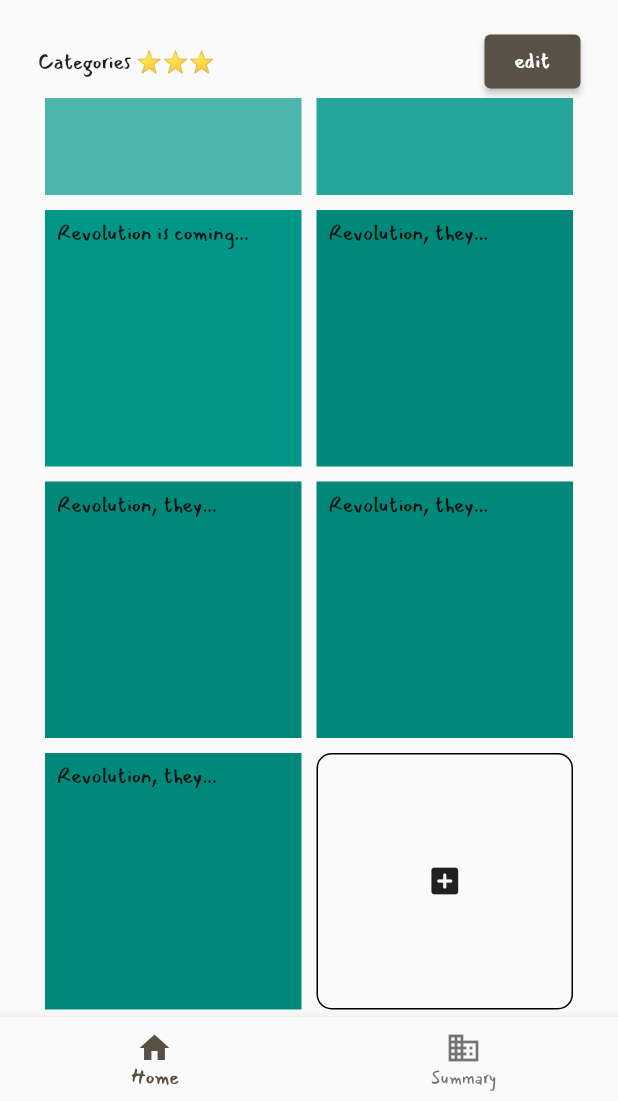
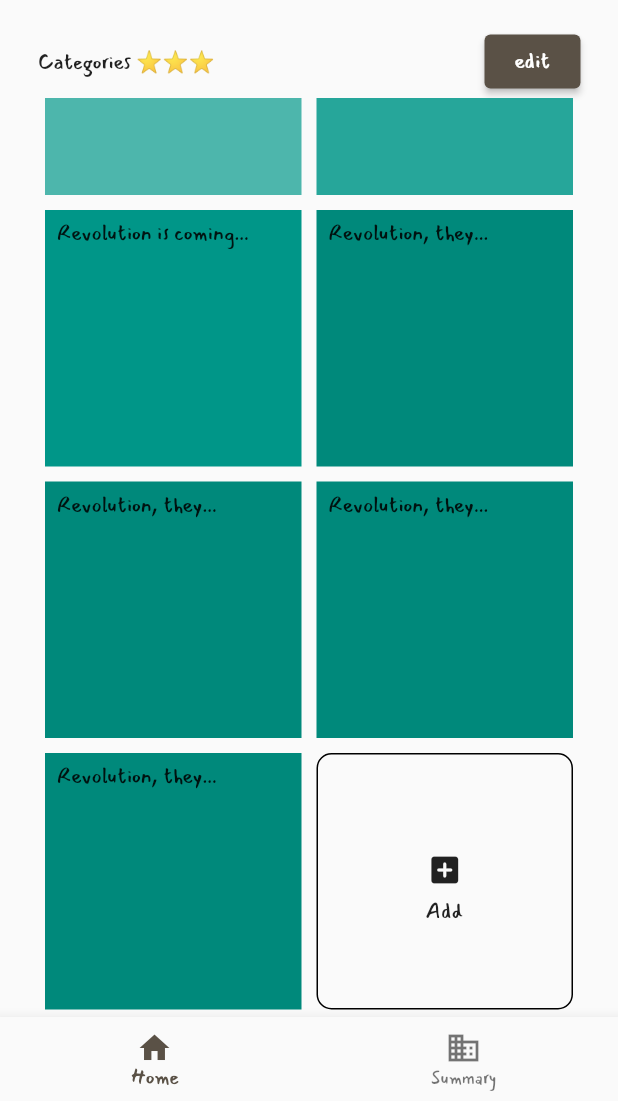
Before and after one commit to supawadee0789/money-daily, a Flutter app: the screen it shows after launch, scrolled down 292 dp, on a phone screen of 412 x 824 dp, the part 135-1236 px from its top. Run offline on Flutter 3.47's test engine with Material 2 defaults, Android fonts, the phone set to English and light mode, and no system bars; our stand-ins replace bloc, flutter_bloc.

Commit message:
adjust add button

```diff
--- a/lib/home/bottomNav/bottomNav.dart
+++ b/lib/home/bottomNav/bottomNav.dart
@@ -21,7 +21,6 @@ class BottomNav extends StatelessWidget {
             ),
           ],
           currentIndex: state.index,
-          // selectedItemColor: Colors.amber[800],
           onTap: (id) => BlocProvider.of<BottomnavCubit>(context).goTo(id),
         );
       },
--- a/lib/home/homeContent.dart
+++ b/lib/home/homeContent.dart
@@ -92,8 +92,18 @@ class HomeContent extends StatelessWidget {
                       decoration: BoxDecoration(
                           border: Border.all(),
                           borderRadius: BorderRadius.circular(10)),
-                      // color: Colors.teal[600],
-                      child: const Center(child: Icon(Icons.add_box_rounded)),
+                      child: Center(
+                        child: Column(
+                          mainAxisSize: MainAxisSize.min,
+                          children: const [
+                            Padding(
+                              padding: EdgeInsets.all(8.0),
+                              child: Icon(Icons.add_box_rounded),
+                            ),
+                            Text('Add')
+                          ],
+                        ),
+                      ),
                     ),
                   ),
                 ],
--- a/lib/main.dart
+++ b/lib/main.dart
@@ -40,7 +40,7 @@ class MyApp extends StatelessWidget {
               fontStyle: FontStyle.italic,
               color: Color(0xff5A5146)),
           bodyText1: TextStyle(fontSize: 14.0, color: Color(0xff5A5146)),
-          // bodyText2: TextStyle(fontSize: 14.0, fontFamily: 'Roboto'),
+          caption: TextStyle(fontSize: 14.0, fontFamily: 'Roboto'),
         ),
       ),
       routes: {
```
